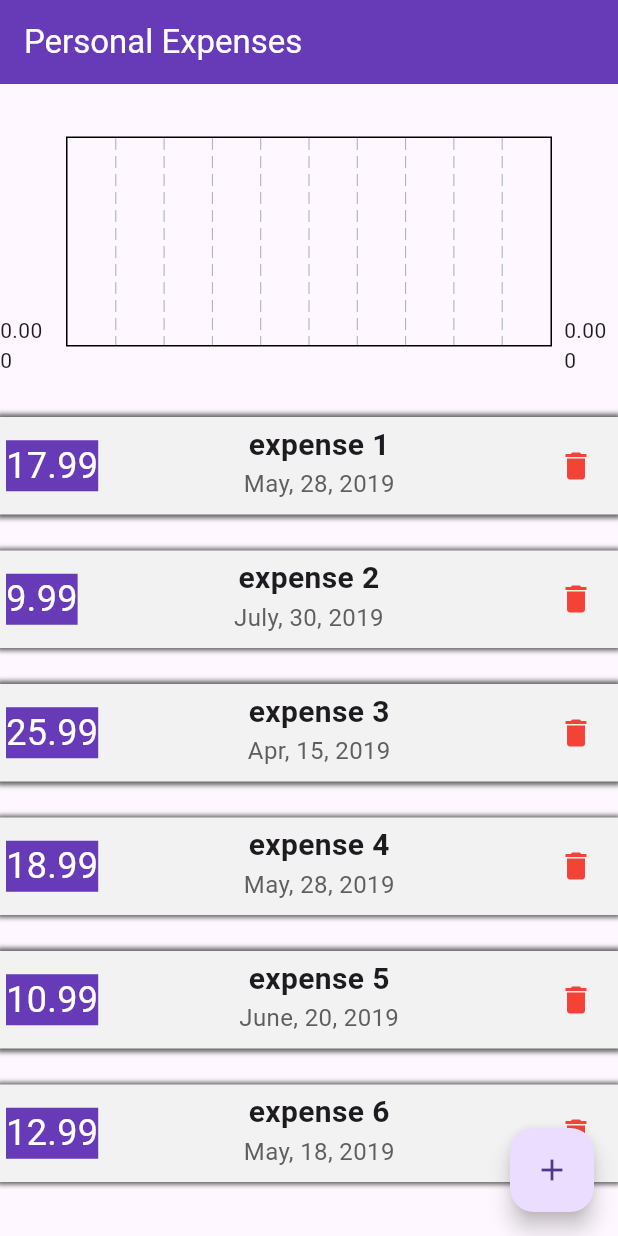
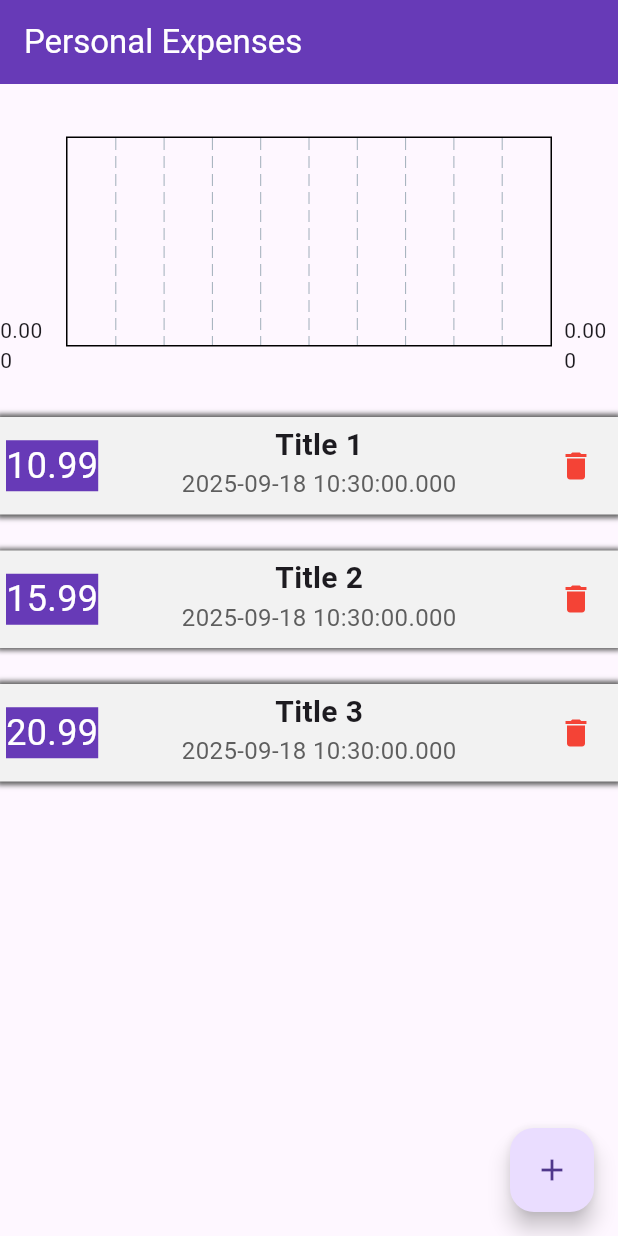
Before and after one commit to rasathelamedude/flutter-expense-tracker, a Flutter app: the screen it shows after launch, on a phone screen of 412 x 824 dp. Run offline on Flutter 3.47's test engine with Material 3 defaults, Android fonts, the phone set to English and light mode, and no system bars; drawn by our look-alikes of fl_chart.

Commit message:
Improve Flaws

```diff
--- a/lib/main.dart
+++ b/lib/main.dart
@@ -1,7 +1,8 @@
 import 'package:flutter/material.dart';
 import 'package:fl_chart/fl_chart.dart';
 
-import './square.dart';
+import './my_transaction.dart';
+import './transaction_model.dart';
 
 void main() => runApp(MyApp());
 
@@ -25,18 +26,15 @@ class HomePage extends StatefulWidget {
 }
 
 class _HomePageState extends State<HomePage> {
-  final List<Map<String, Object>> _expenses = [
-    {"title": "expense 1", "date": "May, 28, 2019", "price": 17.99},
-    {"title": "expense 2", "date": "July, 30, 2019", "price": 9.99},
-    {"title": "expense 3", "date": "Apr, 15, 2019", "price": 25.99},
-    {"title": "expense 4", "date": "May, 28, 2019", "price": 18.99},
-    {"title": "expense 5", "date": "June, 20, 2019", "price": 10.99},
-    {"title": "expense 6", "date": "May, 18, 2019", "price": 12.99},
+  final List<Transaction> _transactions = [
+    Transaction(id: "1", title: "Title 1", price: 10.99, date: DateTime.now()),
+    Transaction(id: "2", title: "Title 2", price: 15.99, date: DateTime.now()),
+    Transaction(id: "3", title: "Title 3", price: 20.99, date: DateTime.now()),
   ];
 
   void deleteExpense(index) {
     setState(() {
-      _expenses.removeAt(index);
+      _transactions.removeAt(index);
     });
   }
 
@@ -114,11 +112,11 @@ class _HomePageState extends State<HomePage> {
           // Expense List View
           Expanded(
             child: ListView.builder(
-              itemCount: _expenses.length,
-              itemBuilder: (context, index) => MySquare(
-                title: _expenses[index]["title"] as String,
-                date: _expenses[index]["date"] as String,
-                price: _expenses[index]["price"] as double,
+              itemCount: _transactions.length,
+              itemBuilder: (context, index) => MyTransaction(
+                title: _transactions[index].title,
+                date: _transactions[index].date,
+                price: _transactions[index].price,
                 deleteExpense: () => deleteExpense(index),
               ),
             ),
--- a/lib/square.dart
+++ b/lib/my_transaction.dart
@@ -1,14 +1,15 @@
 import 'package:flutter/material.dart';
 
-import './square.content.dart';
+import './transaction_title_date.dart';
+import './transaction_price.dart';
 
-class MySquare extends StatelessWidget {
+class MyTransaction extends StatelessWidget {
   final String? title;
-  final String? date;
+  final DateTime? date;
   final double? price;
   final VoidCallback? deleteExpense;
 
-  const MySquare({
+  const MyTransaction({
     super.key,
     @required this.title,
     @required this.date,
@@ -33,11 +34,21 @@ class MySquare extends StatelessWidget {
       height: 65,
       margin: EdgeInsets.symmetric(vertical: 12),
       padding: EdgeInsets.all(4),
-      child: MySquareContent(
-        price: price,
-        title: title,
-        date: date,
-        deleteExpense: deleteExpense,
+      child: Row(
+        mainAxisAlignment: MainAxisAlignment.spaceBetween,
+        children: [
+          // Price
+          MyTransactionPrice(price: price),
+
+          // Title and Date
+          MyTransactionTitleDate(title: title, date: date),
+
+          // Delete Action
+          IconButton(
+            onPressed: deleteExpense,
+            icon: Icon(Icons.delete, color: Colors.red, size: 24),
+          ),
+        ],
       ),
     );
   }
--- a/lib/square.content.dart
+++ /dev/null
@@ -1,39 +0,0 @@
-import 'package:flutter/material.dart';
-
-import './square.price.dart';
-import './square.title.dart';
-
-class MySquareContent extends StatelessWidget {
-  final String? title;
-  final String? date;
-  final double? price;
-  final VoidCallback? deleteExpense;
-
-  const MySquareContent({
-    super.key,
-    @required this.price,
-    @required this.title,
-    @required this.date,
-    @required this.deleteExpense,
-  });
-
-  @override
-  Widget build(BuildContext context) {
-    return Row(
-      mainAxisAlignment: MainAxisAlignment.spaceBetween,
-      children: [
-        // Price
-        MySquarePrice(price: price),
-
-        // Title and Date
-        MySquareTitle(title: title, date: date),
-
-        // Delete Action
-        IconButton(
-          onPressed: deleteExpense,
-          icon: Icon(Icons.delete, color: Colors.red, size: 24),
-        ),
-      ],
-    );
-  }
-}
--- a/lib/square.title.dart
+++ /dev/null
@@ -1,21 +0,0 @@
-import 'package:flutter/material.dart';
-
-class MySquareTitle extends StatelessWidget {
-  final String? title;
-  final String? date;
-
-  const MySquareTitle({super.key, @required this.title, @required this.date});
-
-  @override
-  Widget build(BuildContext context) {
-    return Column(
-      children: [
-        Text(
-          title!,
-          style: TextStyle(fontWeight: FontWeight.bold, fontSize: 20),
-        ),
-        Text(date!, style: TextStyle(color: const Color.fromARGB(255, 94, 94, 94), fontSize: 16)),
-      ],
-    );
-  }
-}
--- /dev/null
+++ b/lib/transaction_model.dart
@@ -0,0 +1,15 @@
+import 'package:flutter/foundation.dart';
+
+class Transaction {
+  final String? id;
+  final String? title;
+  final double? price;
+  final DateTime? date;
+
+  Transaction({
+    @required this.id,
+    @required this.title,
+    @required this.price,
+    @required this.date,
+  });
+}
--- a/lib/square.price.dart
+++ b/lib/transaction_price.dart
@@ -1,9 +1,9 @@
 import 'package:flutter/material.dart';
 
-class MySquarePrice extends StatelessWidget {
+class MyTransactionPrice extends StatelessWidget {
   final double? price;
 
-  const MySquarePrice({super.key, @required this.price});
+  const MyTransactionPrice({super.key, @required this.price});
 
   @override
   Widget build(BuildContext context) {
--- /dev/null
+++ b/lib/transaction_title_date.dart
@@ -0,0 +1,31 @@
+import 'package:flutter/material.dart';
+
+class MyTransactionTitleDate extends StatelessWidget {
+  final String? title;
+  final DateTime? date;
+
+  const MyTransactionTitleDate({
+    super.key,
+    @required this.title,
+    @required this.date,
+  });
+
+  @override
+  Widget build(BuildContext context) {
+    return Column(
+      children: [
+        Text(
+          title!,
+          style: TextStyle(fontWeight: FontWeight.bold, fontSize: 20),
+        ),
+        Text(
+          "$date",
+          style: TextStyle(
+            color: const Color.fromARGB(255, 94, 94, 94),
+            fontSize: 16,
+          ),
+        ),
+      ],
+    );
+  }
+}
```
